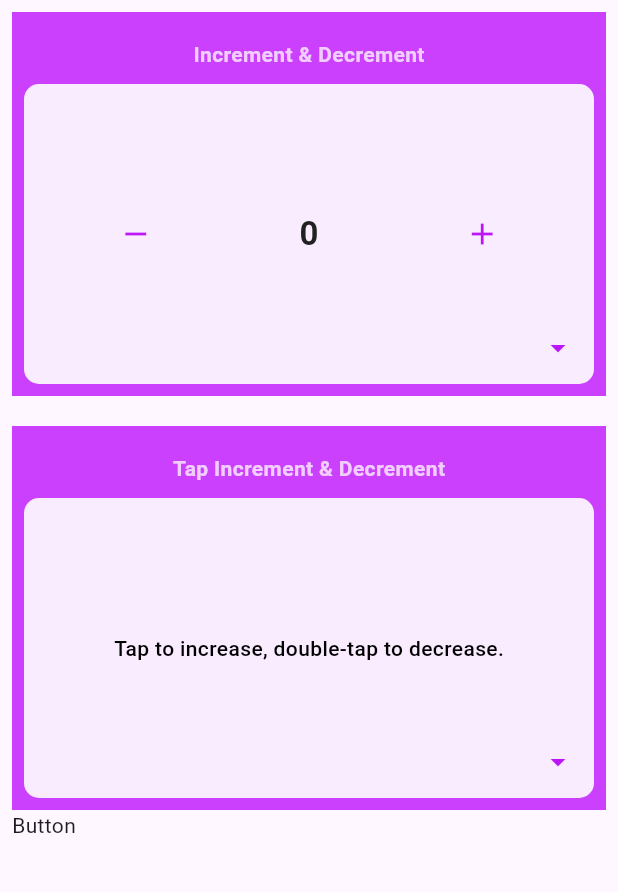
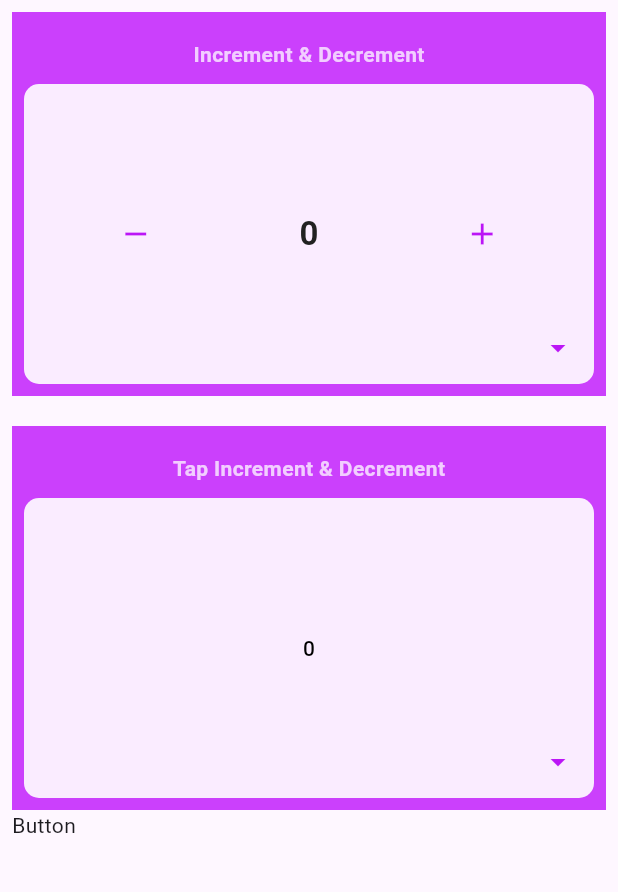
Before and after one commit to Mustack-Rabbi/recount, a Flutter app: the screen it shows after launch, on a phone screen of 412 x 824 dp, the part 84-976 px from its top. Run offline on Flutter 3.47's test engine with Material 3 defaults, Android fonts, the light colour scheme and no system bars; drawn by our look-alikes of badges; our stand-ins replace get.

Commit message:
tap_inc_dec_one stack widget

```diff
--- a/lib/controller/screen_controller.dart
+++ b/lib/controller/screen_controller.dart
@@ -4,7 +4,7 @@ class ScreenController extends GetxController {
   RxBool isVisible = false.obs;
 
   RxBool switchButton = false.obs;
-
+  // Increment & Decrement
   // Screen One
   RxBool showBadgeSOne = false.obs;
   RxBool isVisibleAddButton = true.obs;
@@ -15,6 +15,9 @@ class ScreenController extends GetxController {
   // Screen Three
   RxInt screenThreeCounter = 0.obs;
   RxInt screenThreeCounterGoal = 0.obs;
+
+  // Tap Increment & Decrement
+  RxInt TapIncDecCounter = 0.obs;
 
   var items = ["Screen 1", "Screen 2", "Screen 3"].obs;
 
--- a/lib/screen/tap_inc_dec/tap_inc_dec_one.dart
+++ b/lib/screen/tap_inc_dec/tap_inc_dec_one.dart
@@ -1,22 +1,39 @@
 import 'package:flutter/material.dart';
+import 'package:get/get.dart';
+import 'package:recount/controller/screen_controller.dart';
 
 class TapIncDecOne extends StatelessWidget {
   const TapIncDecOne({super.key});
 
   @override
   Widget build(BuildContext context) {
-    return GestureDetector(
+    ScreenController screenController = Get.put(ScreenController());
+
+    return Stack(
+      children: [
+        GestureDetector(
           behavior: HitTestBehavior.opaque,
           onTap: () {
+            screenController.increment(screenController.TapIncDecCounter);
+            // Get.snackbar("title", "message",
+            //     snackPosition: SnackPosition.BOTTOM);
             print("Tap");
           },
           onDoubleTap: () {
+            screenController.decrement(screenController.TapIncDecCounter);
+
             print("Double Tap");
           },
+          onLongPress: () => screenController.TapIncDecCounter.value = 0,
           child: Center(
-          child: Text("Tap to increase, double-tap to decrease.",
-              style:
-                  TextStyle(color: Colors.black, fontWeight: FontWeight.w500))),
+              // child: Text("Tap to increase, double-tap to decrease.", // Tap to increase, double-tap to decrease, long press to reset.
+              child: Obx(
+            () => Text("${screenController.TapIncDecCounter}",
+                style: TextStyle(
+                    color: Colors.black, fontWeight: FontWeight.w500)),
+          )),
+        ),
+      ],
     );
   }
 }
```
Lines whose indentation alone changed are shown as unchanged.
